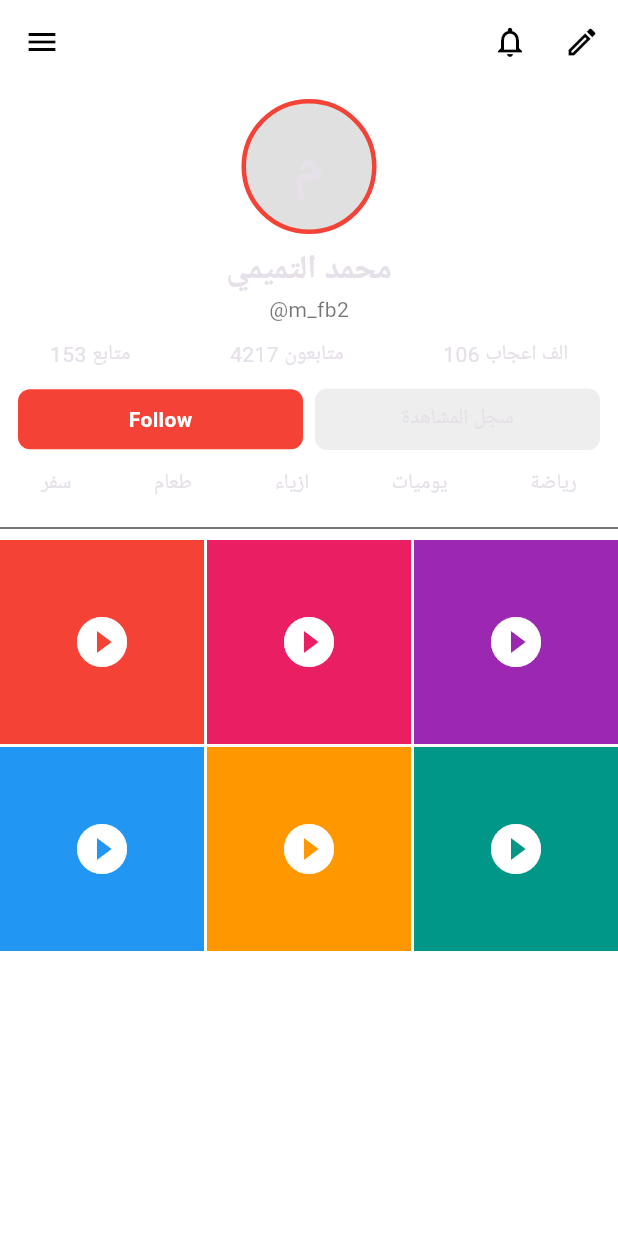
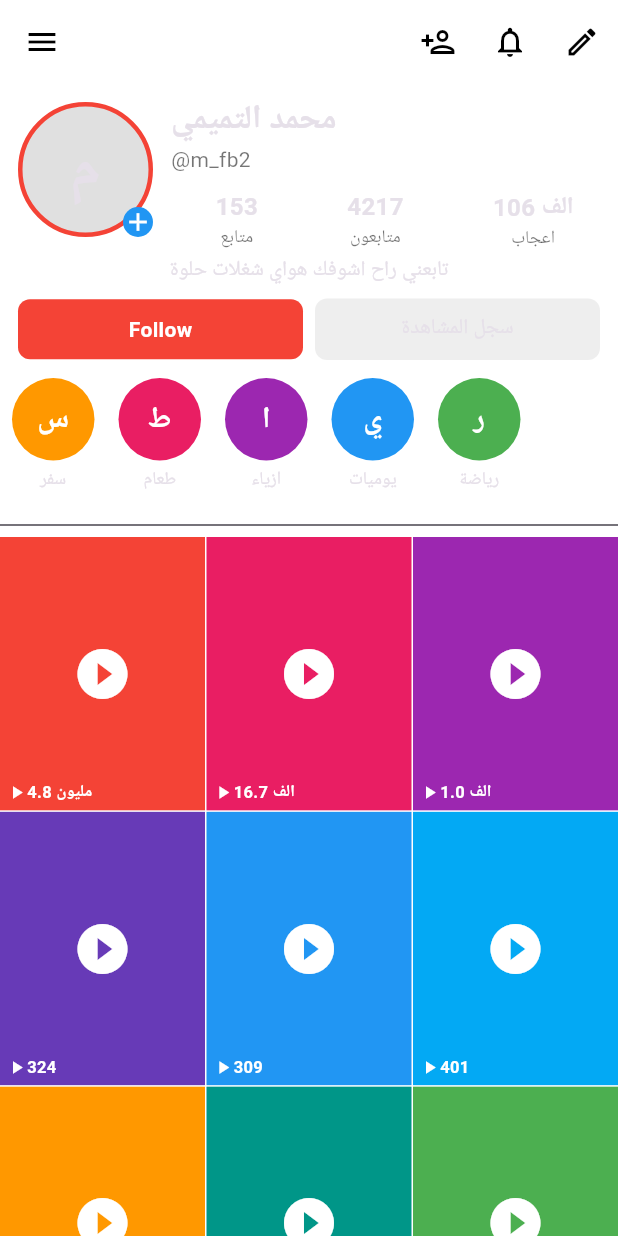
Before and after one commit to malhnyn871-a11y/luxy, a Flutter app: the LuxyProfilePage screen opened directly, on a phone screen of 412 x 824 dp. Run offline on Flutter 3.47's test engine with Material 3 defaults, Android fonts, the phone set to English and light mode, and no system bars.

Commit message:
old shape buttons work

```diff
--- a/lib/profile_page.dart
+++ b/lib/profile_page.dart
@@ -11,7 +11,79 @@ class _LuxyProfilePageState extends State<LuxyProfilePage> {
 
   void showMsg(String msg) {
     ScaffoldMessenger.of(context).showSnackBar(
-      SnackBar(content: Text(msg), duration: Duration(seconds: 1)),
+      SnackBar(
+        content: Text(msg),
+        duration: Duration(seconds: 1),
+      ),
+    );
+  }
+
+  Widget highlightCircle(String label, Color color) {
+    return GestureDetector(
+      onTap: () => showMsg("ستوري $label"),
+      child: Padding(
+        padding: EdgeInsets.symmetric(horizontal: 8),
+        child: Column(
+          children: [
+            Container(
+              width: 55,
+              height: 55,
+              decoration: BoxDecoration(
+                color: color,
+                shape: BoxShape.circle,
+              ),
+              child: Center(
+                child: Text(
+                  label[0],
+                  style: TextStyle(
+                    color: Colors.white,
+                    fontWeight: FontWeight.bold,
+                    fontSize: 20,
+                  ),
+                ),
+              ),
+            ),
+            SizedBox(height: 4),
+            Text(label, style: TextStyle(fontSize: 12)),
+          ],
+        ),
+      ),
+    );
+  }
+
+  Widget videoBox(Color color, String views, int index) {
+    return GestureDetector(
+      onTap: () => showMsg("تشغيل فيديو $index"),
+      child: Stack(
+        fit: StackFit.expand,
+        children: [
+          Container(color: color),
+          Center(
+            child: Icon(
+              Icons.play_circle_fill,
+              color: Colors.white,
+              size: 40,
+            ),
+          ),
+          Positioned(
+            bottom: 4,
+            left: 4,
+            child: Row(
+              children: [
+                Icon(Icons.play_arrow, color: Colors.white, size: 14),
+                Text(
+                  views,
+                  style: TextStyle(
+                    color: Colors.white,
+                    fontSize: 11,
+                    fontWeight: FontWeight.bold,
+                  ),
+                ),
+              ],
+            ),
+          ),
+        ],
+      ),
     );
   }
 
@@ -28,6 +100,10 @@ class _LuxyProfilePageState extends State<LuxyProfilePage> {
         ),
         actions: [
           IconButton(
+            icon: Icon(Icons.person_add_outlined, color: Colors.black),
+            onPressed: () => showMsg("اضافة صديق"),
+          ),
+          IconButton(
             icon: Icon(Icons.notifications_none, color: Colors.black),
             onPressed: () => showMsg("التنبيهات"),
           ),
@@ -40,7 +116,15 @@ class _LuxyProfilePageState extends State<LuxyProfilePage> {
       body: SingleChildScrollView(
         child: Column(
           children: [
-            SizedBox(height: 10),
+            Row(
+              crossAxisAlignment: CrossAxisAlignment.start,
+              children: [
+                Padding(
+                  padding: EdgeInsets.all(12),
+                  child: GestureDetector(
+                    onTap: () => showMsg("تغيير الصورة"),
+                    child: Stack(
+                      children: [
                         Container(
                           width: 90,
                           height: 90,
@@ -50,22 +134,83 @@ class _LuxyProfilePageState extends State<LuxyProfilePage> {
                             border: Border.all(color: Colors.red, width: 3),
                           ),
                           child: Center(
-                child: Text("م", style: TextStyle(fontSize: 40, fontWeight: FontWeight.bold)),
+                            child: Text(
+                              "م",
+                              style: TextStyle(fontSize: 40, fontWeight: FontWeight.bold),
                             ),
                           ),
+                        ),
+                        Positioned(
+                          bottom: 0,
+                          right: 0,
+                          child: Container(
+                            decoration: BoxDecoration(
+                              color: Colors.blue,
+                              shape: BoxShape.circle,
+                            ),
+                            child: Icon(Icons.add, color: Colors.white, size: 20),
+                          ),
+                        ),
+                      ],
+                    ),
+                  ),
+                ),
+                Expanded(
+                  child: Column(
+                    crossAxisAlignment: CrossAxisAlignment.start,
+                    children: [
                       SizedBox(height: 8),
-            Text("محمد التميمي", style: TextStyle(fontSize: 22, fontWeight: FontWeight.bold)),
+                      Text(
+                        "محمد التميمي",
+                        style: TextStyle(fontSize: 22, fontWeight: FontWeight.bold),
+                      ),
                       Text("@m_fb2", style: TextStyle(color: Colors.black54)),
                       SizedBox(height: 10),
                       Row(
                         mainAxisAlignment: MainAxisAlignment.spaceAround,
                         children: [
-                Text("153 متابع"),
-                Text("4217 متابعون"),
-                Text("106 الف اعجاب"),
+                          GestureDetector(
+                            onTap: () => showMsg("قائمة المتابعين"),
+                            child: Column(
+                              children: [
+                                Text("153", style: TextStyle(fontWeight: FontWeight.bold, fontSize: 16)),
+                                Text("متابع", style: TextStyle(color: Colors.black54, fontSize: 12)),
                               ],
                             ),
-            SizedBox(height: 12),
+                          ),
+                          GestureDetector(
+                            onTap: () => showMsg("قائمة المتابعين"),
+                            child: Column(
+                              children: [
+                                Text("4217", style: TextStyle(fontWeight: FontWeight.bold, fontSize: 16)),
+                                Text("متابعون", style: TextStyle(color: Colors.black54, fontSize: 12)),
+                              ],
+                            ),
+                          ),
+                          GestureDetector(
+                            onTap: () => showMsg("قائمة الاعجابات"),
+                            child: Column(
+                              children: [
+                                Text("106 الف", style: TextStyle(fontWeight: FontWeight.bold, fontSize: 16)),
+                                Text("اعجاب", style: TextStyle(color: Colors.black54, fontSize: 12)),
+                              ],
+                            ),
+                          ),
+                        ],
+                      ),
+                    ],
+                  ),
+                ),
+              ],
+            ),
+            Padding(
+              padding: EdgeInsets.symmetric(horizontal: 12),
+              child: Text(
+                "تابعني راح اشوفك هواي شغلات حلوة",
+                textAlign: TextAlign.center,
+              ),
+            ),
+            SizedBox(height: 8),
             Padding(
               padding: EdgeInsets.symmetric(horizontal: 12),
               child: Row(
@@ -114,31 +259,38 @@ class _LuxyProfilePageState extends State<LuxyProfilePage> {
               ),
             ),
             SizedBox(height: 12),
-            Row(
-              mainAxisAlignment: MainAxisAlignment.spaceAround,
+            SizedBox(
+              height: 80,
+              child: ListView(
+                scrollDirection: Axis.horizontal,
                 children: [
-                GestureDetector(onTap: () => showMsg("ستوري سفر"), child: Text("سفر")),
-                GestureDetector(onTap: () => showMsg("ستوري طعام"), child: Text("طعام")),
-                GestureDetector(onTap: () => showMsg("ستوري ازياء"), child: Text("ازياء")),
-                GestureDetector(onTap: () => showMsg("ستوري يوميات"), child: Text("يوميات")),
-                GestureDetector(onTap: () => showMsg("ستوري رياضة"), child: Text("رياضة")),
+                  highlightCircle("سفر", Colors.orange),
+                  highlightCircle("طعام", Colors.pink),
+                  highlightCircle("ازياء", Colors.purple),
+                  highlightCircle("يوميات", Colors.blue),
+                  highlightCircle("رياضة", Colors.green),
                 ],
               ),
-            SizedBox(height: 12),
+            ),
+            SizedBox(height: 10),
             Divider(),
             GridView.count(
               shrinkWrap: true,
               physics: NeverScrollableScrollPhysics(),
               crossAxisCount: 3,
-              crossAxisSpacing: 2,
-              mainAxisSpacing: 2,
+              crossAxisSpacing: 1,
+              mainAxisSpacing: 1,
+              childAspectRatio: 0.75,
               children: [
-                GestureDetector(onTap: () => showMsg("تشغيل فيديو 1"), child: Container(color: Colors.red, child: Center(child: Icon(Icons.play_circle_fill, color: Colors.white, size: 40)))),
-                GestureDetector(onTap: () => showMsg("تشغيل فيديو 2"), child: Container(color: Colors.pink, child: Center(child: Icon(Icons.play_circle_fill, color: Colors.white, size: 40)))),
-                GestureDetector(onTap: () => showMsg("تشغيل فيديو 3"), child: Container(color: Colors.purple, child: Center(child: Icon(Icons.play_circle_fill, color: Colors.white, size: 40)))),
-                GestureDetector(onTap: () => showMsg("تشغيل فيديو 4"), child: Container(color: Colors.blue, child: Center(child: Icon(Icons.play_circle_fill, color: Colors.white, size: 40)))),
-                GestureDetector(onTap: () => showMsg("تشغيل فيديو 5"), child: Container(color: Colors.orange, child: Center(child: Icon(Icons.play_circle_fill, color: Colors.white, size: 40)))),
-                GestureDetector(onTap: () => showMsg("تشغيل فيديو 6"), child: Container(color: Colors.teal, child: Center(child: Icon(Icons.play_circle_fill, color: Colors.white, size: 40)))),
+                videoBox(Colors.red, "4.8 مليون", 1),
+                videoBox(Colors.pink, "16.7 الف", 2),
+                videoBox(Colors.purple, "1.0 الف", 3),
+                videoBox(Colors.deepPurple, "324", 4),
+                videoBox(Colors.blue, "309", 5),
+                videoBox(Colors.lightBlue, "401", 6),
+                videoBox(Colors.orange, "310", 7),
+                videoBox(Colors.teal, "465", 8),
+                videoBox(Colors.green, "2257", 9),
               ],
             ),
           ],
```
Lines whose indentation alone changed are shown as unchanged.
